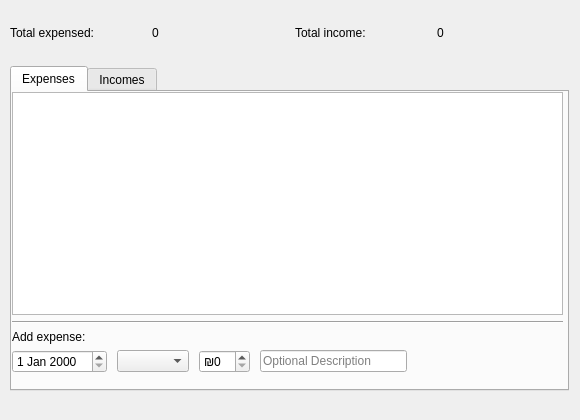
Qt form gui/expensesWindow.ui (asaf123098/expensesCalculator) before a commit.
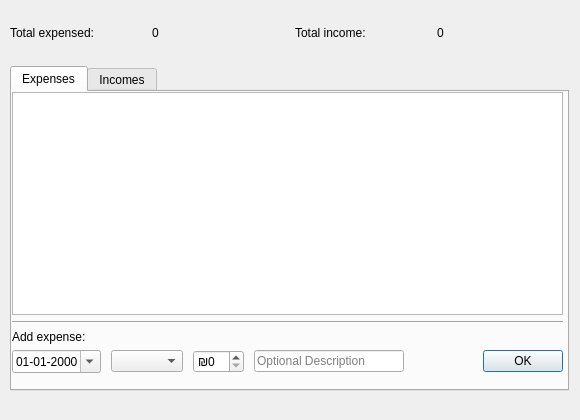
The same form after that commit.

Commit message: now can add expenses from gui

What changed in the file:
```diff
--- a/gui/expensesWindow.ui
+++ b/gui/expensesWindow.ui
@@ -151,7 +151,14 @@
                <number>10</number>
               </property>
               <item>
-               <widget class="QDateEdit" name="new_expense_date"/>
+               <widget class="QDateEdit" name="new_expense_date">
+                <property name="displayFormat">
+                 <string>dd-MM-yyyy</string>
+                </property>
+                <property name="calendarPopup">
+                 <bool>true</bool>
+                </property>
+               </widget>
               </item>
               <item>
                <widget class="QComboBox" name="new_expense_type_combo"/>
@@ -173,7 +180,7 @@
               <item>
                <widget class="QDialogButtonBox" name="new_expense_dialog_box">
                 <property name="standardButtons">
-                 <set>QDialogButtonBox::NoButton</set>
+                 <set>QDialogButtonBox::Ok</set>
                 </property>
                </widget>
               </item>
```
Left out of the diff: 2 changed lines with no effect on the pictures. The commit also changes 3 other files.
